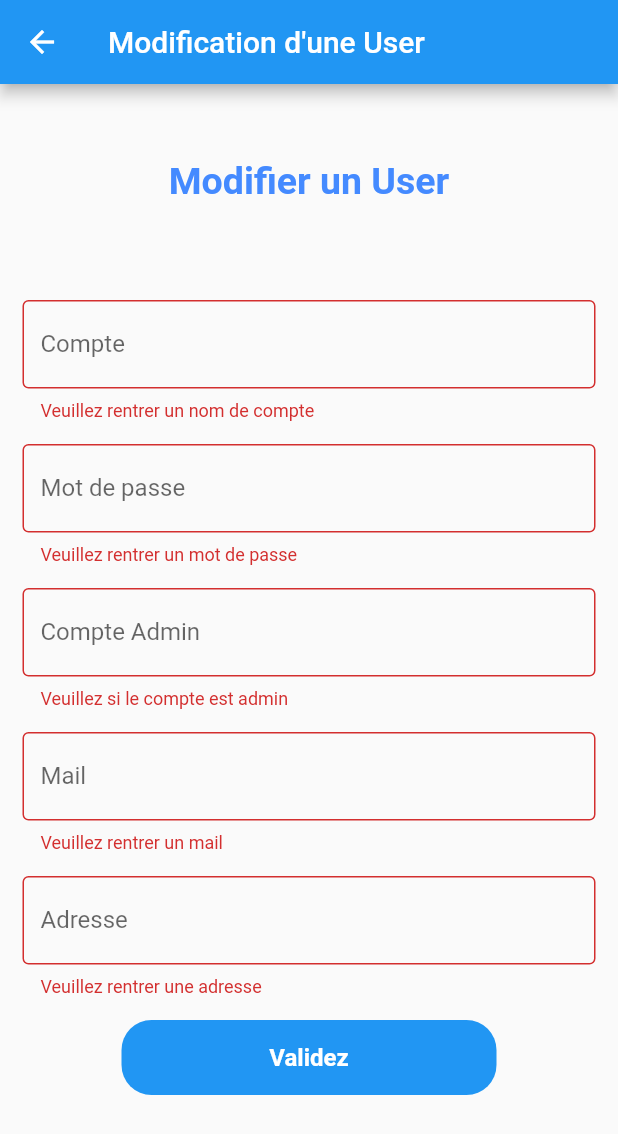
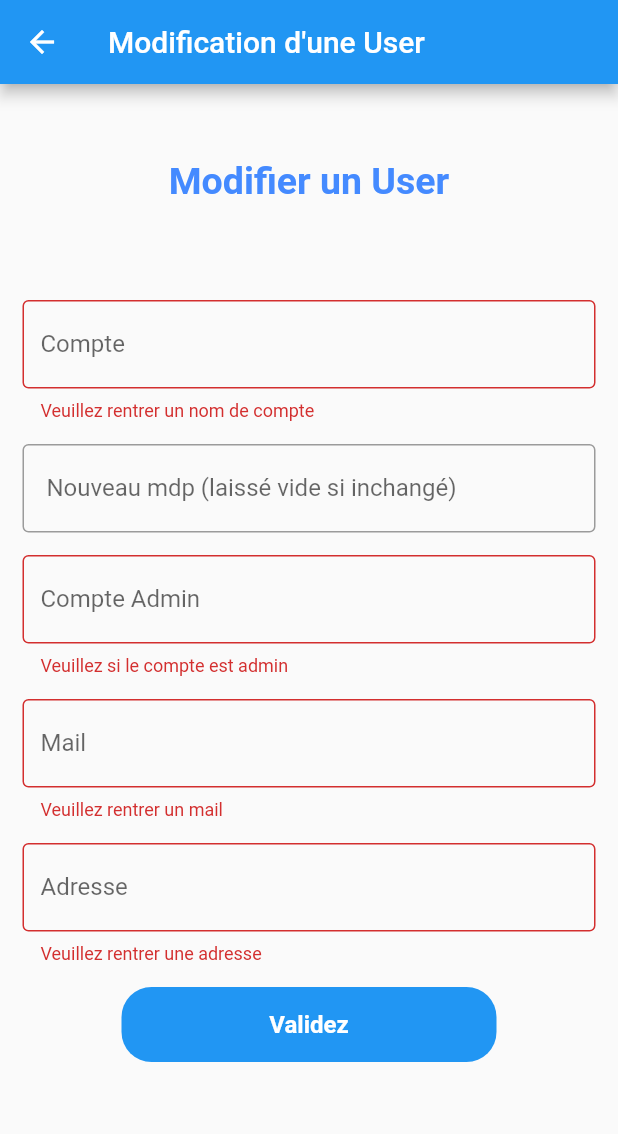
Before and after one commit to Anas7823/M2L-Mobile, a Flutter app: the Modifier screen opened directly with empty values, after a tap on "Validez", on a phone screen of 412 x 824 dp. Shown: the top 1134 px of the screen. Run offline on Flutter 3.47's test engine with Material 2 defaults, Android fonts, the phone set to English and light mode, and no system bars; missing offline and left inert: dart:ffi, flutter_bcrypt; network calls fail.

```diff
--- a/lib/Produit.dart
+++ b/lib/Produit.dart
@@ -4,7 +4,8 @@ import 'package:flutter/material.dart';
 import 'package:http/http.dart' as http;
 
 class Produit {
-  static String baseUrl = "http://192.168.0.11:8000"; // Adresse du serveur à modif
+  static String baseUrl = "http://192.168.1.97:8000"; // Adresse du serveur à modif
+  //Penser a faire un ipconfig pour savoir quelle adresse mettre
 
   static Future<List> getAllproduit() async {
     try {
@@ -63,7 +64,7 @@ class Produit {
         }),
       );
       if (res.statusCode == 200) {
-        Navigator.pushNamed(context, '/');
+        Navigator.pushNamed(context, '/listeProduit');
       } else {
         Navigator.pushNamed(context, '/');
       }
@@ -88,7 +89,7 @@ class Produit {
         }),
       );
       if (res.statusCode == 200) {
-        Navigator.pushNamed(context, '/');
+        Navigator.pushNamed(context, '/listeProduit');
       } else {
         Navigator.pushNamed(context, '/');
       }
@@ -101,7 +102,7 @@ class Produit {
     var res = await http.delete(Uri.parse('$baseUrl/delproduit/$id'),
         body: id.toString());
     if (res.statusCode == 200) {
-      Navigator.pushNamed(context, '/');
+      Navigator.pushNamed(context, '/listeProduit');
     } else {
       Navigator.pushNamed(context, '/');
     }
--- a/lib/main.dart
+++ b/lib/main.dart
@@ -26,8 +26,8 @@ class _HomeState extends State<Home> {
         primarySwatch: Colors.blue,
       ),
       routes: {
-        // '/': (context) => const Connexion(),
-        '/': (context) => const AffichageProd(),
+        '/': (context) => const Connexion(),
+        '/listeProduit': (context) => const AffichageProd(),
         '/ajoutProduit': (context) => const AjoutProd(),
         '/listeUser': (context) => const AffichageUser(),
         '/ajoutUser': (context) => const AjoutUser(),
--- a/lib/pages/AffichageProd.dart
+++ b/lib/pages/AffichageProd.dart
@@ -11,7 +11,7 @@ class AffichageProd extends StatefulWidget {
 }
 
 final List _pages = [
-  "/","/listeUser"
+  "/listeProduit","/listeUser"
 ];
 
 class _AffichageProdState extends State<AffichageProd> {
--- a/lib/pages/AffichageUser.dart
+++ b/lib/pages/AffichageUser.dart
@@ -11,7 +11,7 @@ class AffichageUser extends StatefulWidget {
 }
 
 final List _pages = [
-  "/","/listeUser"
+  "/listeProduit","/listeUser"
 ];
 
 class _AffichageUserState extends State<AffichageUser> {
--- a/lib/pages/AjoutUser.dart
+++ b/lib/pages/AjoutUser.dart
@@ -144,7 +144,7 @@ class _AjoutUserState extends State<AjoutUser> {
                     onPressed: () {
                       if (login.currentState!.validate()) {
                         User.ajoutUser(context, NomCompteController.text,
-                            MdpCompteController.text, CompteAdminController.text as bool, MailCompteController.text, AdresseCompteController.text);
+                            MdpCompteController.text, int.parse(CompteAdminController.text), MailCompteController.text, AdresseCompteController.text);
                       }
                     },
                     child: const Text("Validez",
--- a/lib/pages/ModifierUser.dart
+++ b/lib/pages/ModifierUser.dart
@@ -4,6 +4,7 @@ import 'dart:developer' as developer;
 import 'dart:io';
 import 'package:flutter/material.dart';
 import '../User.dart';
+import 'package:flutter_bcrypt/flutter_bcrypt.dart';
 
 class Modifier extends StatefulWidget {
   final int id;
@@ -33,14 +34,12 @@ class _ModifierState extends State<Modifier> {
           // On pré-remplit le formulaire avec les données récupérer de l'API
           NomCompteController.text = value[0]['NomCompte'],
           developer.log('Value1 Marche', name: 'my.app.category'),
-          MdpCompteController.text = value[0]['MdpCompte'],
+          CompteAdminController.text = value[0]['CompteAdmin'] ==0 ? "0" : "1",
           developer.log('Value2 Marche', name: 'my.app.category'),
-          CompteAdminController.text = value[0]['CompteAdmin'] ==0 ? "0" : "1",
+          MailCompteController.text = value[0]['MailCompte'],
           developer.log('Value3 Marche', name: 'my.app.category'),
-          MailCompteController.text = value[0]['MailCompte'],
-          developer.log('Value4 Marche', name: 'my.app.category'),
           AdresseCompteController.text = value[0]['AdresseCompte'],
-          developer.log('Value5 Marche', name: 'my.app.category')
+          developer.log('Value4 Marche', name: 'my.app.category')
         });
   }
 
@@ -103,12 +102,9 @@ class _ModifierState extends State<Modifier> {
                   controller: MdpCompteController,
                   decoration: const InputDecoration(
                       border: OutlineInputBorder(),
-                      labelText: 'Mot de passe',
+                      labelText: ' Nouveau mdp (laissé vide si inchangé)',
                       hintText: 'Entrez un mot de passe'),
                   validator: (value) {
-                    if (value == null || value.isEmpty) {
-                      return "Veuillez rentrer un mot de passe";
-                    }
                     return null;
                   },
                 ),
@@ -183,7 +179,7 @@ class _ModifierState extends State<Modifier> {
                             widget.id,
                             NomCompteController.text,
                             MdpCompteController.text,
-                            (CompteAdminController.text) == "0" ? false : true,
+                            int.parse(CompteAdminController.text),
                             MailCompteController.text,
                             AdresseCompteController.text);
                       }
--- a/pubspec.yaml
+++ b/pubspec.yaml
@@ -35,6 +35,7 @@ dependencies:
   # The following adds the Cupertino Icons font to your application.
   # Use with the CupertinoIcons class for iOS style icons.
   cupertino_icons: ^1.0.2
+  flutter_bcrypt: ^1.0.8
 
 dev_dependencies:
   flutter_test:
```
Also changed, not shown: lib/User.dart (+28 -14 lines), pubspec.lock.
